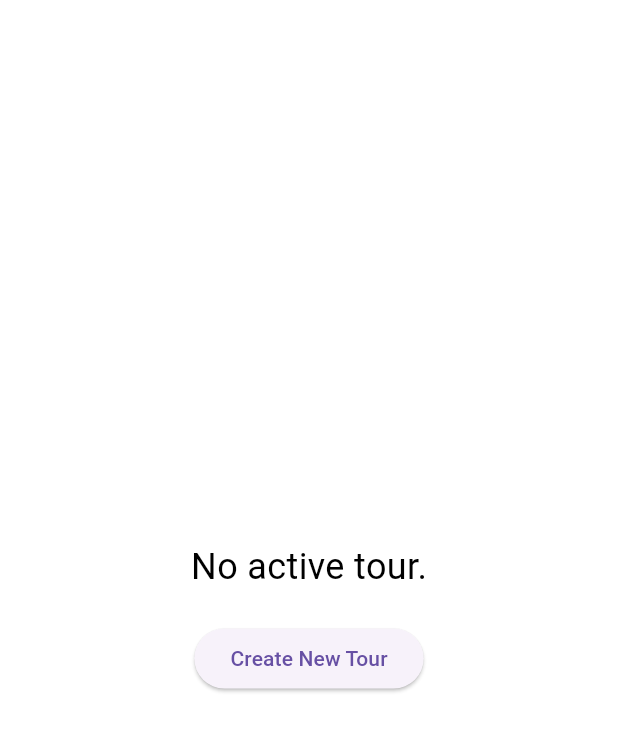
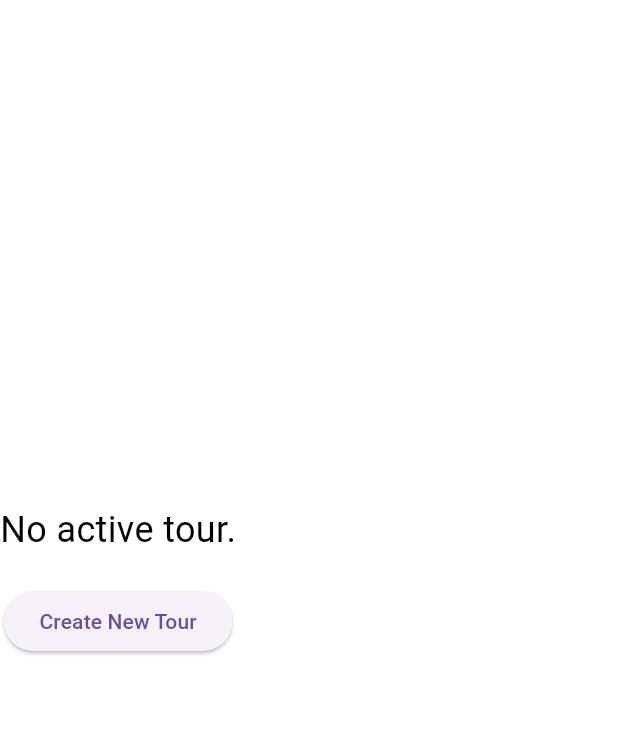
Before and after one commit to Ashish-Pandey62/YatraMate, a Flutter app: the TravelPage screen opened directly, on a phone screen of 412 x 824 dp. Shown: the top 731 px of the screen. Run offline on Flutter 3.47's test engine with Material 3 defaults, Android fonts, the phone set to English and light mode, and no system bars; our stand-ins replace basic_utils, connectivity_plus, flutter_dotenv, flutter_map, flutter_secure_storage, font_awesome_flutter and 5 more; missing offline and left inert: dart_jsonwebtoken, flutter_background_service, flutter_ignorebatteryoptimization, jwt_decode, pointycastle, qr_code_scanner; accounts and stored records are empty; network calls fail.

Commit message:
end tour button UI fixed

```diff
--- a/conductor_app/lib/pages/travel.dart
+++ b/conductor_app/lib/pages/travel.dart
@@ -314,7 +314,8 @@ class _TravelPageState extends State<TravelPage> {
   Widget build(BuildContext context) {
     return Scaffold(
       backgroundColor: Colors.white,
-      body: Center(
+      body: Padding(
+        padding: const EdgeInsets.only(bottom: 50.0),
         child: currentTour == null
             ? Column(
                 mainAxisAlignment: MainAxisAlignment.center,
```
